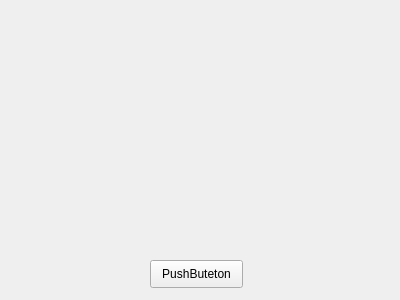
Qt form Ui.ui (Er01Egor/yellow_circles) before a commit.
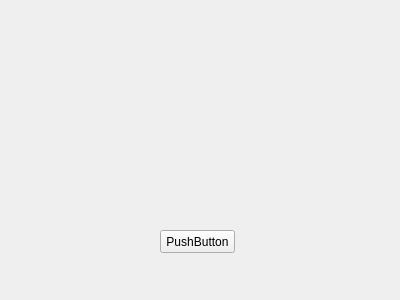
The same form after that commit.

Commit message: Другое Ui

```diff
--- a/Ui.ui
+++ b/Ui.ui
@@ -16,14 +16,14 @@
   <widget class="QPushButton" name="pushButton">
    <property name="geometry">
     <rect>
-     <x>150</x>
-     <y>260</y>
-     <width>93</width>
-     <height>28</height>
+     <x>160</x>
+     <y>230</y>
+     <width>75</width>
+     <height>23</height>
     </rect>
    </property>
    <property name="text">
-    <string>PushButеton</string>
+    <string>PushButton</string>
    </property>
   </widget>
  </widget>
```
